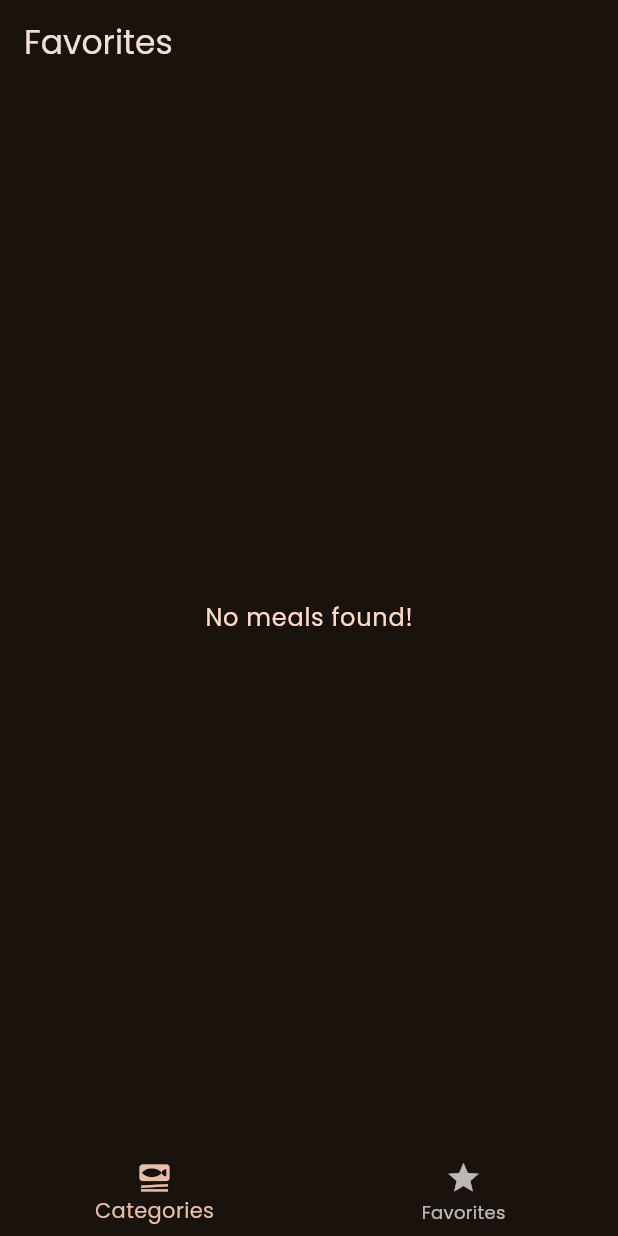
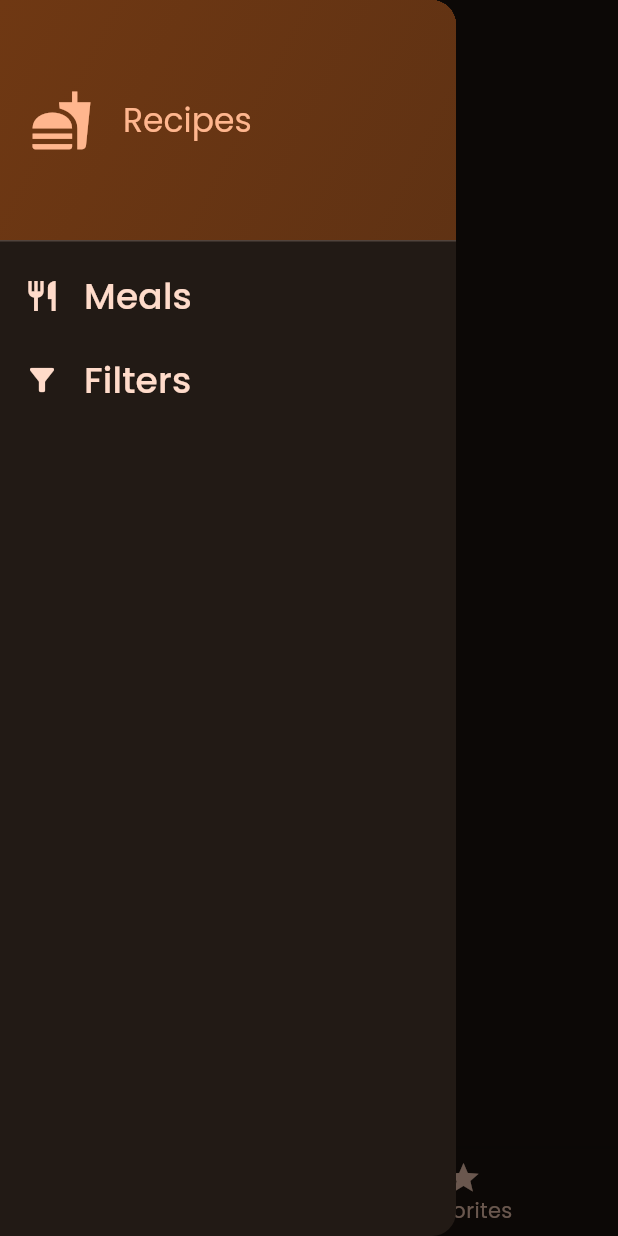
Before and after one commit to Diogo-NB/recipes_app, a Flutter app: the screen it shows after launch, item 2 of the bottom bar chosen, with the side drawer open (before the commit the screen has no drawer), on a phone screen of 412 x 824 dp. Run offline on Flutter 3.47's test engine with Material 3 defaults, Android fonts, the phone set to English and light mode, and no system bars; our stand-ins replace google_fonts, transparent_image.

Commit message:
Added drawer

```diff
--- a/lib/screens/categories.dart
+++ b/lib/screens/categories.dart
@@ -8,9 +8,6 @@ class CategoriesScreen extends StatelessWidget {
   @override
   Widget build(BuildContext context) {
     return Scaffold(
-      appBar: AppBar(
-        title: const Text('Pick a category'),
-      ),
       body: GridView(
         padding: const EdgeInsets.all(24),
         gridDelegate: const SliverGridDelegateWithFixedCrossAxisCount(
--- a/lib/screens/meals.dart
+++ b/lib/screens/meals.dart
@@ -5,19 +5,14 @@ import 'package:recipes_app/widgets/meal_item.dart';
 class MealsScreen extends StatelessWidget {
   const MealsScreen({
     super.key,
-    required this.title,
     required this.meals,
   });
 
-  final String title;
   final List<Meal> meals;
 
   @override
   Widget build(BuildContext context) {
     return Scaffold(
-      appBar: AppBar(
-        title: Text(title),
-      ),
       body: meals.isNotEmpty
           ? ListView.separated(
               padding: const EdgeInsets.all(12),
--- a/lib/screens/tabs.dart
+++ b/lib/screens/tabs.dart
@@ -1,6 +1,7 @@
 import 'package:flutter/material.dart';
 import 'package:recipes_app/screens/categories.dart';
 import 'package:recipes_app/screens/meals.dart';
+import 'package:recipes_app/widgets/nav_drawer.dart';
 
 class TabsScreen extends StatefulWidget {
   const TabsScreen({super.key});
@@ -17,11 +18,22 @@ class _TabsScreenState extends State<TabsScreen> {
       case 0:
         return const CategoriesScreen();
       case 1:
-        return const MealsScreen(title: "Favorites", meals: []);
+        return const MealsScreen(meals: []);
       default:
         return const Center(
           child: CircularProgressIndicator(),
         );
+    }
+  }
+
+  String get _selectedTabTitle {
+    switch (_selectedTabIndex) {
+      case 0:
+        return 'Categories';
+      case 1:
+        return 'Favorites';
+      default:
+        return '';
     }
   }
 
@@ -34,9 +46,12 @@ class _TabsScreenState extends State<TabsScreen> {
   @override
   Widget build(BuildContext context) {
     return Scaffold(
+      appBar: AppBar(title: Text(_selectedTabTitle)),
+      drawer: const NavDrawer(),
       body: _selectedTab,
       bottomNavigationBar: BottomNavigationBar(
         onTap: _selectTab,
+        currentIndex: _selectedTabIndex,
         items: const [
           BottomNavigationBarItem(
             icon: Icon(Icons.set_meal),
--- a/lib/widgets/category_grid_item.dart
+++ b/lib/widgets/category_grid_item.dart
@@ -24,10 +24,7 @@ class CategoryGridItem extends StatelessWidget {
           Navigator.of(context).push(
             MaterialPageRoute(
               builder: (context) {
-                return MealsScreen(
-                  title: category.title,
-                  meals: filteredMeals,
-                );
+                return MealsScreen(meals: filteredMeals);
               },
             ),
           );
--- /dev/null
+++ b/lib/widgets/nav_drawer.dart
@@ -0,0 +1,77 @@
+import 'package:flutter/material.dart';
+
+class NavDrawer extends StatelessWidget {
+  const NavDrawer({super.key});
+
+  @override
+  Widget build(BuildContext context) {
+    return Drawer(
+      child: Column(
+        children: [
+          DrawerHeader(
+            padding: const EdgeInsets.all(20),
+            decoration: BoxDecoration(
+              gradient: LinearGradient(
+                colors: [
+                  Theme.of(context).colorScheme.primaryContainer,
+                  Theme.of(context)
+                      .colorScheme
+                      .primaryContainer
+                      .withOpacity(0.8),
+                ],
+                begin: Alignment.topLeft,
+                end: Alignment.bottomRight,
+              ),
+            ),
+            child: Row(
+              children: [
+                Icon(
+                  Icons.fastfood,
+                  size: 42,
+                  color: Theme.of(context).colorScheme.primary,
+                ),
+                const SizedBox(width: 20),
+                Text(
+                  'Recipes',
+                  style: Theme.of(context).textTheme.titleLarge?.copyWith(
+                        color: Theme.of(context).colorScheme.primary,
+                      ),
+                ),
+              ],
+            ),
+          ),
+          ListTile(
+            leading: Icon(
+              Icons.restaurant,
+              size: 24,
+              color: Theme.of(context).colorScheme.onPrimaryContainer,
+            ),
+            title: Text(
+              'Meals',
+              style: Theme.of(context).textTheme.titleSmall?.copyWith(
+                    color: Theme.of(context).colorScheme.onPrimaryContainer,
+                    fontSize: 24,
+                  ),
+            ),
+            onTap: () {},
+          ),
+          ListTile(
+            leading: Icon(
+              Icons.filter_list_alt,
+              size: 24,
+              color: Theme.of(context).colorScheme.onPrimaryContainer,
+            ),
+            title: Text(
+              'Filters',
+              style: Theme.of(context).textTheme.titleSmall?.copyWith(
+                    color: Theme.of(context).colorScheme.onPrimaryContainer,
+                    fontSize: 24,
+                  ),
+            ),
+            onTap: () {},
+          ),
+        ],
+      ),
+    );
+  }
+}
```
